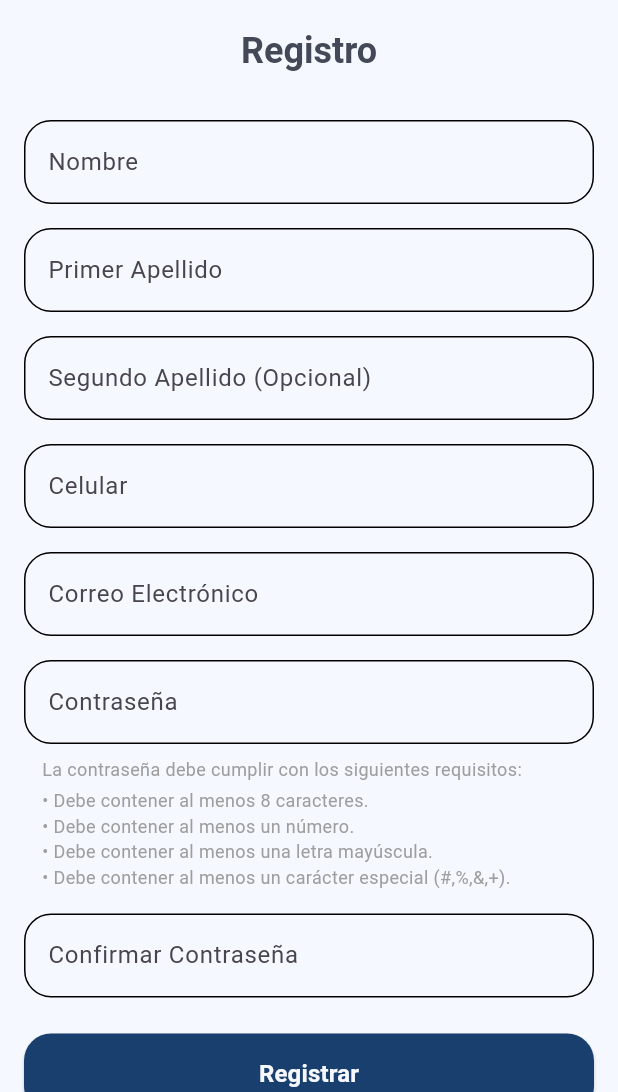
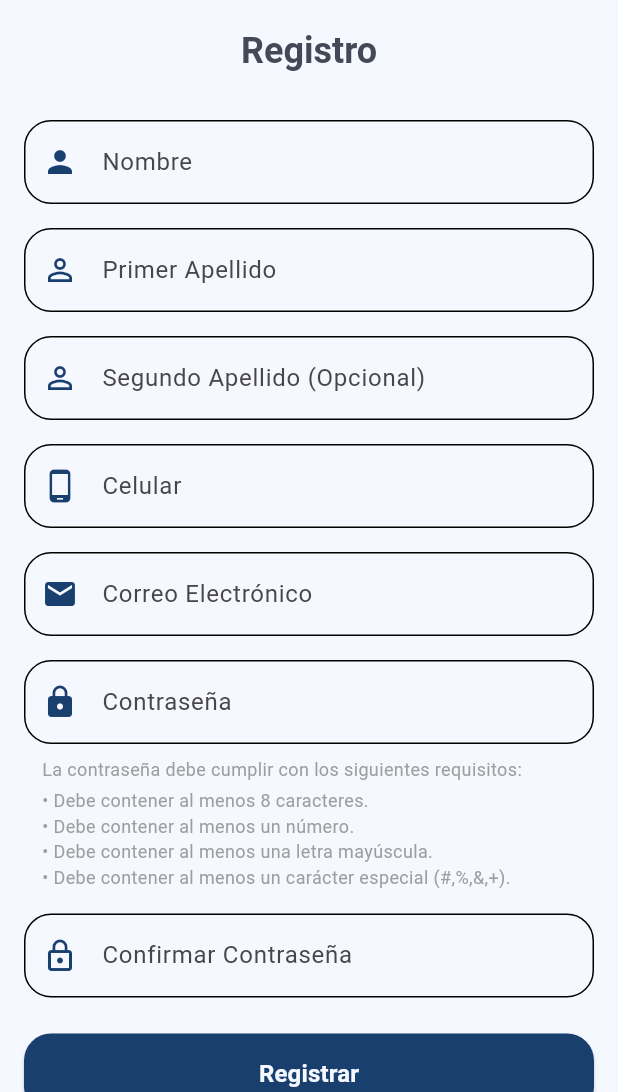
Before and after one commit to ESLEDA/grupo_sat_flutter, a Flutter app: the RegistroPage screen opened by its route, on a phone screen of 412 x 824 dp, the part 144-1236 px from its top. Run offline on Flutter 3.47's test engine with Material 3 defaults, Android fonts, the light colour scheme and no system bars; our stand-ins replace cloud_firestore, equatable, firebase_auth, firebase_core, flutter_bloc; accounts and stored records are empty.

Commit message:
agregue iconos en registro empleados

```diff
--- a/lib/features/auth/presentation/pages/registro_page.dart
+++ b/lib/features/auth/presentation/pages/registro_page.dart
@@ -89,6 +89,7 @@ class _RegistroPageState extends State<RegistroPage> {
                         controller: _nombreController,
                         decoration: const InputDecoration(
                           labelText: 'Nombre',
+                          prefixIcon: Icon(Icons.person, color: Color(0xFF193F6E)),
                           border: OutlineInputBorder(
                             borderRadius: BorderRadius.all(Radius.circular(18.0)),
                           ),
@@ -111,6 +112,7 @@ class _RegistroPageState extends State<RegistroPage> {
                         controller: _primerApellidoController,
                         decoration: const InputDecoration(
                           labelText: 'Primer Apellido',
+                          prefixIcon: Icon(Icons.person_outline, color: Color(0xFF193F6E)),
                           border: OutlineInputBorder(
                             borderRadius: BorderRadius.all(Radius.circular(18.0)),
                           ),
@@ -133,6 +135,7 @@ class _RegistroPageState extends State<RegistroPage> {
                         controller: _segundoApellidoController,
                         decoration: const InputDecoration(
                           labelText: 'Segundo Apellido (Opcional)',
+                          prefixIcon: Icon(Icons.person_outline, color: Color(0xFF193F6E)),
                           border: OutlineInputBorder(
                             borderRadius: BorderRadius.all(Radius.circular(18.0)),
                           ),
@@ -149,6 +152,7 @@ class _RegistroPageState extends State<RegistroPage> {
                         controller: _celularController,
                         decoration: const InputDecoration(
                           labelText: 'Celular',
+                          prefixIcon: Icon(Icons.phone_android, color: Color(0xFF193F6E)),
                           border: OutlineInputBorder(
                             borderRadius: BorderRadius.all(Radius.circular(18.0)),
                           ),
@@ -167,6 +171,7 @@ class _RegistroPageState extends State<RegistroPage> {
                         controller: _correoController,
                         decoration: const InputDecoration(
                           labelText: 'Correo Electrónico',
+                          prefixIcon: Icon(Icons.email, color: Color(0xFF193F6E)),
                           border: OutlineInputBorder(
                             borderRadius: BorderRadius.all(Radius.circular(18.0)),
                           ),
@@ -185,6 +190,7 @@ class _RegistroPageState extends State<RegistroPage> {
                         controller: _contrasenaController,
                         decoration: const InputDecoration(
                           labelText: 'Contraseña',
+                          prefixIcon: Icon(Icons.lock, color: Color(0xFF193F6E)),
                           border: OutlineInputBorder(
                             borderRadius: BorderRadius.all(Radius.circular(18.0)),
                           ),
@@ -223,6 +229,7 @@ class _RegistroPageState extends State<RegistroPage> {
                         controller: _confirmarContrasenaController,
                         decoration: const InputDecoration(
                           labelText: 'Confirmar Contraseña',
+                          prefixIcon: Icon(Icons.lock_outline, color: Color(0xFF193F6E)),
                           border: OutlineInputBorder(
                             borderRadius: BorderRadius.all(Radius.circular(18.0)),
                           ),
```
